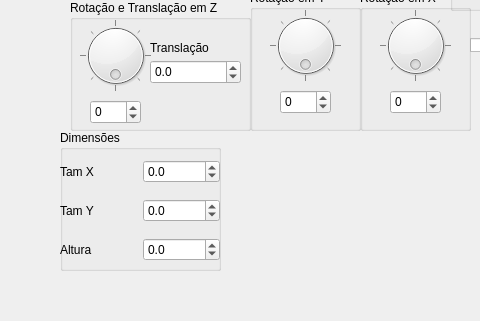
Before: the Qt Designer form ifg/qt/ui/forma.ui in matferib/tabuleiro-virtual, drawn with Qt 5; both pictures show x 0 to 480 and y 240 to 561 of the 872 by 561 pixel window.
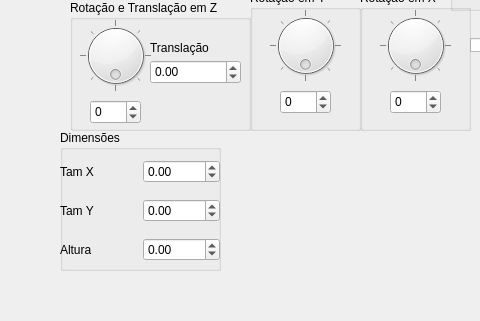
After: the same form once the commit is applied.

Commit message: dialogos de forma com precisao de duas casas

```diff
--- a/ifg/qt/ui/forma.ui
+++ b/ifg/qt/ui/forma.ui
@@ -128,7 +128,7 @@
        <item>
         <widget class="QDoubleSpinBox" name="spin_escala_x">
          <property name="decimals">
-          <number>1</number>
+          <number>2</number>
          </property>
          <property name="minimum">
           <double>-1000.000000000000000</double>
@@ -155,7 +155,7 @@
        <item>
         <widget class="QDoubleSpinBox" name="spin_escala_y">
          <property name="decimals">
-          <number>1</number>
+          <number>2</number>
          </property>
          <property name="minimum">
           <double>-1000.000000000000000</double>
@@ -182,7 +182,7 @@
        <item>
         <widget class="QDoubleSpinBox" name="spin_escala_z">
          <property name="decimals">
-          <number>1</number>
+          <number>2</number>
          </property>
          <property name="minimum">
           <double>-50.000000000000000</double>
@@ -265,7 +265,7 @@
      </rect>
     </property>
     <property name="decimals">
-     <number>1</number>
+     <number>2</number>
     </property>
     <property name="minimum">
      <double>-100.000000000000000</double>
```
The commit also changes 2 other files.
